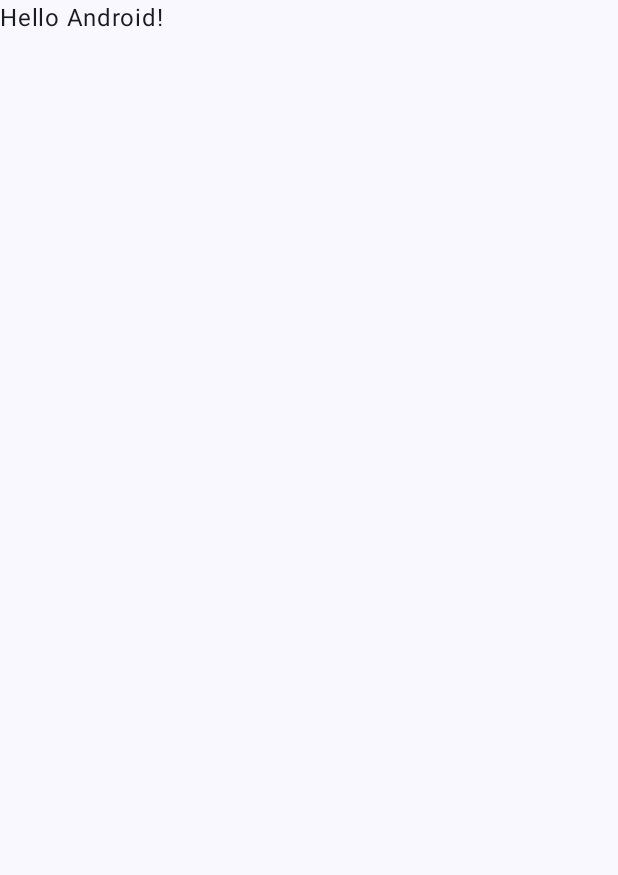
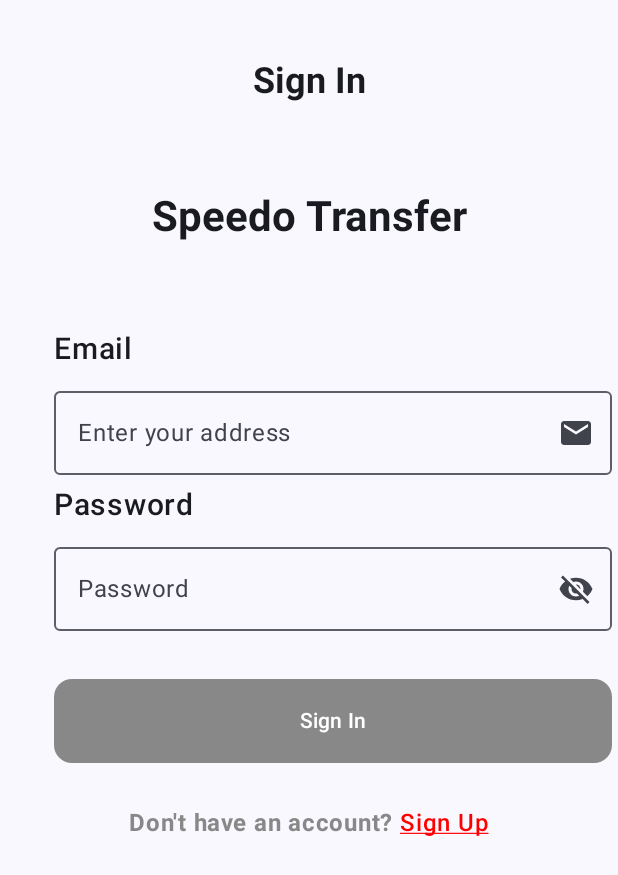
Before and after one commit to KhaledMa7mouad/Spedo-Tranfer-Application, an Android app built with Jetpack Compose: the screen it shows after launch (MainActivity), on a phone screen of 412 x 824 dp. Before the commit the part shown is almost empty. Shown: the top 875 px of the screen. Run offline under Robolectric (Android 15) with nearby library versions, the phone set to English and light mode, and no system bars.

Commit message:
Sign in is ready

```diff
--- a/app/src/main/java/com/example/spedotransferapp/MainActivity.kt
+++ b/app/src/main/java/com/example/spedotransferapp/MainActivity.kt
@@ -7,10 +7,7 @@
 import androidx.compose.foundation.layout.fillMaxSize
 import androidx.compose.foundation.layout.padding
 import androidx.compose.material3.Scaffold
-import androidx.compose.material3.Text
-import androidx.compose.runtime.Composable
 import androidx.compose.ui.Modifier
-import androidx.compose.ui.tooling.preview.Preview
 import com.example.spedotransferapp.ui.theme.SpedoTransferAppTheme
 
 class MainActivity : ComponentActivity() {
@@ -20,28 +17,9 @@
         setContent {
             SpedoTransferAppTheme {
                 Scaffold(modifier = Modifier.fillMaxSize()) { innerPadding ->
-                    Greeting(
-                        name = "Android",
-                        modifier = Modifier.padding(innerPadding)
-                    )
+                    SignIn(modifier = Modifier.padding(innerPadding))
                 }
             }
         }
     }
 }
-
-@Composable
-fun Greeting(name: String, modifier: Modifier = Modifier) {
-    Text(
-        text = "Hello $name!",
-        modifier = modifier
-    )
-}
-
-@Preview(showBackground = true)
-@Composable
-fun GreetingPreview() {
-    SpedoTransferAppTheme {
-        Greeting("Android")
-    }
-}
--- /dev/null
+++ b/app/src/main/java/com/example/spedotransferapp/Sign_In.kt
@@ -0,0 +1,189 @@
+package com.example.spedotransferapp
+
+import androidx.compose.foundation.clickable
+import androidx.compose.foundation.layout.Arrangement
+import androidx.compose.foundation.layout.Column
+import androidx.compose.foundation.layout.Row
+import androidx.compose.foundation.layout.fillMaxSize
+import androidx.compose.foundation.layout.fillMaxWidth
+import androidx.compose.foundation.layout.height
+import androidx.compose.foundation.layout.padding
+import androidx.compose.foundation.layout.width
+import androidx.compose.foundation.text.KeyboardOptions
+import androidx.compose.material3.Button
+import androidx.compose.material3.ButtonDefaults
+import androidx.compose.material3.Icon
+import androidx.compose.material3.IconButton
+import androidx.compose.material3.MaterialTheme
+import androidx.compose.material3.OutlinedTextField
+import androidx.compose.material3.Text
+import androidx.compose.runtime.Composable
+import androidx.compose.runtime.getValue
+import androidx.compose.runtime.mutableStateOf
+import androidx.compose.runtime.remember
+import androidx.compose.runtime.setValue
+import androidx.compose.ui.Alignment
+import androidx.compose.ui.Modifier
+import androidx.compose.ui.graphics.Color
+import androidx.compose.ui.res.painterResource
+import androidx.compose.ui.text.TextStyle
+import androidx.compose.ui.text.font.FontWeight
+import androidx.compose.ui.text.input.KeyboardType
+import androidx.compose.ui.text.input.PasswordVisualTransformation
+import androidx.compose.ui.text.input.VisualTransformation
+import androidx.compose.ui.text.style.TextAlign
+import androidx.compose.ui.text.style.TextDecoration
+import androidx.compose.ui.tooling.preview.Preview
+import androidx.compose.ui.unit.dp
+import androidx.compose.ui.unit.sp
+
+@Composable
+fun SignIn(modifier: Modifier = Modifier) {
+    var text by remember { mutableStateOf("") }
+    var password by remember { mutableStateOf("") }
+    var passwordVisible by remember { mutableStateOf(false) }
+    val isButtonEnabled = text.isNotEmpty() && password.isNotEmpty()
+
+    Column(
+        horizontalAlignment = Alignment.CenterHorizontally,
+        modifier = modifier
+            .fillMaxSize()
+    ) {
+        Text(
+            text = "Sign In",
+            style = TextStyle(
+                fontWeight = FontWeight.Bold,
+                fontSize = 24.sp,
+                textAlign = TextAlign.Center
+            ),
+            modifier = Modifier.padding(top = 40.dp)
+        )
+        Text(
+            text = "Speedo Transfer",
+            style = TextStyle(
+                fontWeight = FontWeight.Bold,
+                fontSize = 28.sp,
+                textAlign = TextAlign.Center
+
+            ),
+            modifier = Modifier.padding(top = 60.dp)
+        )
+
+        Text(
+            text = "Email",
+            modifier = Modifier
+                .padding(top = 60.dp, start = 36.dp)
+                .align(Alignment.Start),
+            fontWeight = FontWeight.SemiBold,
+            fontSize = 20.sp
+        )
+
+        OutlinedTextField(
+            value = text,
+            onValueChange = { text = it },
+            label = { Text(text = "Enter your address") },
+            modifier = Modifier
+                .width(408.dp)
+                .padding(top = 8.dp, start = 36.dp)
+                .align(Alignment.Start),
+            trailingIcon = {
+                Icon(
+                    painter = painterResource(id = R.drawable.baseline_email_24),
+                    contentDescription = ""
+                )
+            }
+        )
+
+        Text(
+            text = "Password",
+            modifier = Modifier
+                .padding(top = 8.dp, start = 36.dp)
+                .align(Alignment.Start),
+            fontWeight = FontWeight.SemiBold,
+            fontSize = 20.sp
+        )
+
+        OutlinedTextField(
+            value = password,
+            onValueChange = { password = it },
+            label = { Text(text = "Password") },
+            modifier = Modifier
+                .width(408.dp)
+                .padding(top = 8.dp, start = 36.dp)
+                .align(Alignment.Start),
+            visualTransformation = if (passwordVisible) VisualTransformation.None else PasswordVisualTransformation(),
+            trailingIcon = {
+                val icon = if (passwordVisible)
+                    painterResource(id = R.drawable.visibility) // Replace with your visibility icon
+                else painterResource(id = R.drawable.unvisibility) // Replace with your visibility off icon
+
+                IconButton(onClick = { passwordVisible = !passwordVisible }) {
+                    Icon(painter = icon, contentDescription = "Toggle password visibility")
+                }
+            },
+
+            keyboardOptions = KeyboardOptions(keyboardType = KeyboardType.Password),
+
+            )
+
+        Button(
+            onClick = { },
+            modifier = Modifier
+                .width(408.dp)
+                .height(88.dp)
+                .padding(top = 32.dp, start = 36.dp)
+                .align(Alignment.Start)
+            ,
+            shape = MaterialTheme.shapes.medium,
+            colors = ButtonDefaults.buttonColors(
+                containerColor = if (isButtonEnabled) Color(
+                    red = 189,
+                    green = 52,
+                    blue = 70
+                ) else Color.Gray
+            )
+        ){
+            Text(
+                text = "Sign In"
+            )
+        }
+        Row(
+            horizontalArrangement = Arrangement.Center,
+            modifier = Modifier.fillMaxWidth()
+        ) {
+            Text(
+                text = "Don't have an account?",
+                modifier = Modifier
+                    .padding(top = 28.dp, end = 4.dp)
+                    .clickable { },
+                fontSize = 16.sp,
+                fontWeight = FontWeight.Bold,
+                // Only needed once
+                color = Color.Gray
+            )
+
+
+            Text(
+                text = "Sign Up",
+                modifier = Modifier
+                    .padding(top = 28.dp)
+                    .clickable {},
+                fontSize = 16.sp,
+                fontWeight = FontWeight.SemiBold,
+
+                textDecoration = TextDecoration.Underline, // Only needed once
+                color = Color.Red
+            )
+        }
+
+
+
+
+    }
+}
+
+@Preview(showSystemUi = true)
+@Composable
+private fun SignInPreview() {
+    SignIn()
+}
--- a/app/src/main/java/com/example/spedotransferapp/ui/theme/Color.kt
+++ b/app/src/main/java/com/example/spedotransferapp/ui/theme/Color.kt
@@ -9,3 +9,4 @@
 val Purple40 = Color(0xFF6650a4)
 val PurpleGrey40 = Color(0xFF625b71)
 val Pink40 = Color(0xFF7D5260)
+val offred = Color(0xFF871E35)
--- /dev/null
+++ b/app/src/main/res/drawable/baseline_email_24.xml
@@ -0,0 +1,5 @@
+<vector xmlns:android="http://schemas.android.com/apk/res/android" android:height="24dp" android:tint="#000000" android:viewportHeight="24" android:viewportWidth="24" android:width="24dp">
+
+    <path android:fillColor="@android:color/white" android:pathData="M20,4L4,4c-1.1,0 -1.99,0.9 -1.99,2L2,18c0,1.1 0.9,2 2,2h16c1.1,0 2,-0.9 2,-2L22,6c0,-1.1 -0.9,-2 -2,-2zM20,8l-8,5 -8,-5L4,6l8,5 8,-5v2z"/>
+
+</vector>
--- /dev/null
+++ b/app/src/main/res/drawable/unvisibility.xml
@@ -0,0 +1,5 @@
+<vector xmlns:android="http://schemas.android.com/apk/res/android" android:height="24dp" android:tint="#000000" android:viewportHeight="24" android:viewportWidth="24" android:width="24dp">
+
+    <path android:fillColor="@android:color/white" android:pathData="M12,7c2.76,0 5,2.24 5,5 0,0.65 -0.13,1.26 -0.36,1.83l2.92,2.92c1.51,-1.26 2.7,-2.89 3.43,-4.75 -1.73,-4.39 -6,-7.5 -11,-7.5 -1.4,0 -2.74,0.25 -3.98,0.7l2.16,2.16C10.74,7.13 11.35,7 12,7zM2,4.27l2.28,2.28 0.46,0.46C3.08,8.3 1.78,10.02 1,12c1.73,4.39 6,7.5 11,7.5 1.55,0 3.03,-0.3 4.38,-0.84l0.42,0.42L19.73,22 21,20.73 3.27,3 2,4.27zM7.53,9.8l1.55,1.55c-0.05,0.21 -0.08,0.43 -0.08,0.65 0,1.66 1.34,3 3,3 0.22,0 0.44,-0.03 0.65,-0.08l1.55,1.55c-0.67,0.33 -1.41,0.53 -2.2,0.53 -2.76,0 -5,-2.24 -5,-5 0,-0.79 0.2,-1.53 0.53,-2.2zM11.84,9.02l3.15,3.15 0.02,-0.16c0,-1.66 -1.34,-3 -3,-3l-0.17,0.01z"/>
+
+</vector>
--- /dev/null
+++ b/app/src/main/res/drawable/visibility.xml
@@ -0,0 +1,5 @@
+<vector xmlns:android="http://schemas.android.com/apk/res/android" android:height="24dp" android:tint="#000000" android:viewportHeight="24" android:viewportWidth="24" android:width="24dp">
+
+    <path android:fillColor="@android:color/white" android:pathData="M12,4.5C7,4.5 2.73,7.61 1,12c1.73,4.39 6,7.5 11,7.5s9.27,-3.11 11,-7.5c-1.73,-4.39 -6,-7.5 -11,-7.5zM12,17c-2.76,0 -5,-2.24 -5,-5s2.24,-5 5,-5 5,2.24 5,5 -2.24,5 -5,5zM12,9c-1.66,0 -3,1.34 -3,3s1.34,3 3,3 3,-1.34 3,-3 -1.34,-3 -3,-3z"/>
+
+</vector>
```
